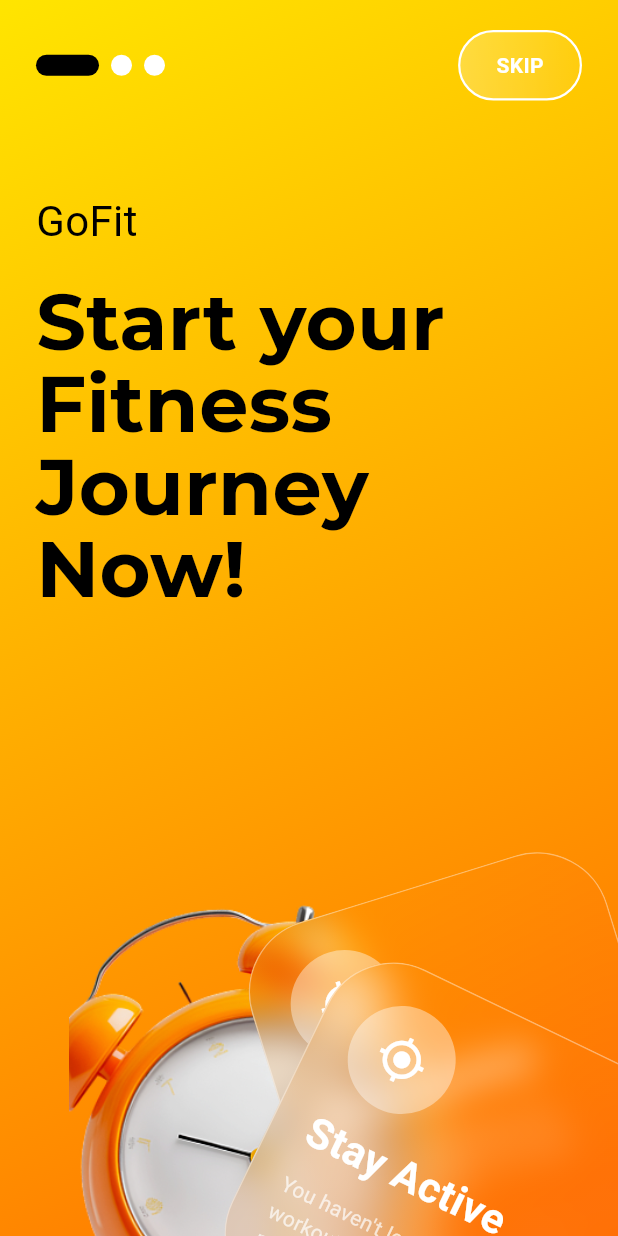
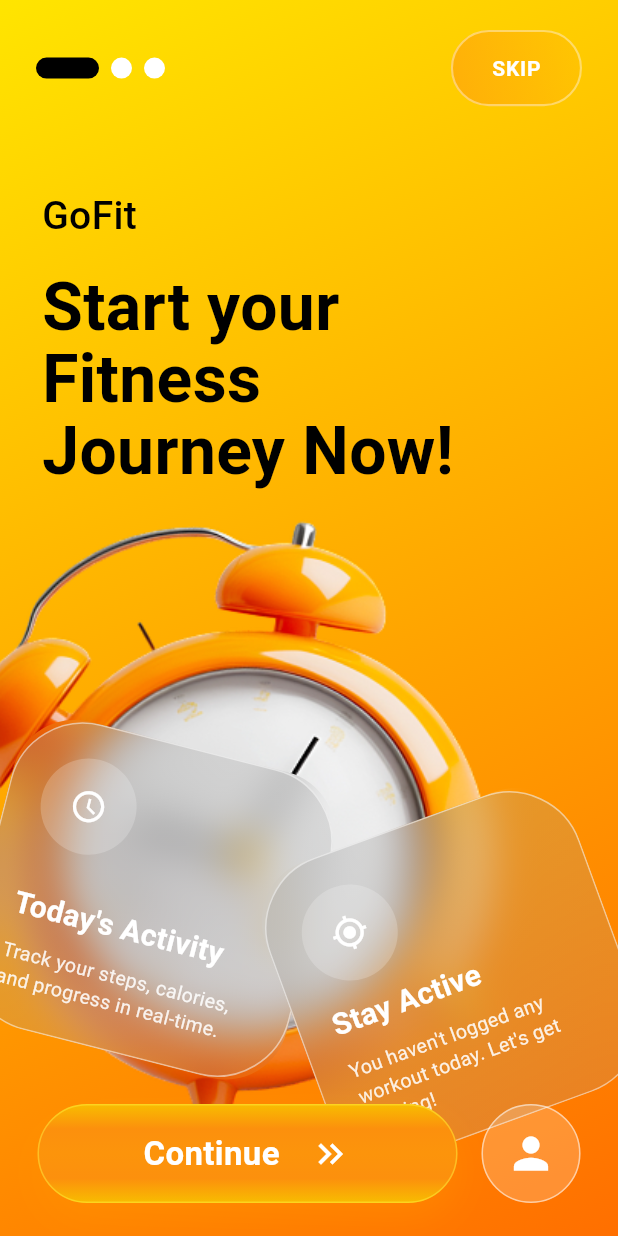
Before and after one commit to yush08/fitness-tracker-app, a Flutter app: the screen it shows after launch, on a phone screen of 412 x 824 dp. Run offline on Flutter 3.47's test engine with Material 3 defaults, Android fonts, the phone set to English and light mode, and no system bars; our stand-ins replace google_fonts.

Commit message:
Complete first onboarding screen UI

```diff
--- a/lib/features/onboarding/screens/onboarding_screen.dart
+++ b/lib/features/onboarding/screens/onboarding_screen.dart
@@ -1,9 +1,8 @@
+import 'dart:ui';
+
 import 'package:flutter/material.dart';
 
 import '../../../core/theme/app_gradients.dart';
-import 'package:google_fonts/google_fonts.dart';
-import '../../../shared/widgets/glass_card.dart';
-import 'dart:ui';
 
 class OnboardingScreen extends StatelessWidget {
   const OnboardingScreen({super.key});
@@ -20,13 +19,16 @@ class OnboardingScreen extends StatelessWidget {
         child: SafeArea(
           child: Column(
             children: [
+
               const SizedBox(height: 20),
 
-              // Top Indicators
+              // TOP SECTION
               Padding(
                 padding: const EdgeInsets.symmetric(horizontal: 24),
                 child: Row(
                   children: [
+
+                    // INDICATOR
                     Container(
                       width: 42,
                       height: 14,
@@ -60,30 +62,32 @@ class OnboardingScreen extends StatelessWidget {
 
                     const Spacer(),
 
-                    // Skip Button
+                    // SKIP BUTTON
                     Container(
                       padding: const EdgeInsets.symmetric(
-                        horizontal: 24,
-                        vertical: 12,
+                        horizontal: 26,
+                        vertical: 14,
                       ),
                       decoration: BoxDecoration(
+                        borderRadius: BorderRadius.circular(40),
                         border: Border.all(
-                          color: Colors.white,
-                          width: 1.5,
+                          color: Colors.white.withOpacity(0.4),
+                          width: 1.4,
                         ),
-                        borderRadius: BorderRadius.circular(40),
                         gradient: LinearGradient(
                           colors: [
-                            Colors.white.withOpacity(0.25),
-                            Colors.white.withOpacity(0.05),
+                            Colors.deepOrange.withOpacity(0.25),
+                            Colors.deepOrange.withOpacity(0.05),
                           ],
                         ),
                       ),
+
                       child: const Text(
-                        'SKIP',
+                        "SKIP",
                         style: TextStyle(
                           color: Colors.white,
                           fontWeight: FontWeight.bold,
+                          letterSpacing: 0.5,
                         ),
                       ),
                     ),
@@ -91,215 +95,178 @@ class OnboardingScreen extends StatelessWidget {
                 ),
               ),
 
-              const SizedBox(height: 60),
+              const SizedBox(height: 55),
 
+              // GOFIT TEXT
               const Padding(
-                padding: EdgeInsets.symmetric(horizontal: 24),
+                padding: EdgeInsets.symmetric(horizontal: 28),
                 child: Align(
                   alignment: Alignment.centerLeft,
                   child: Text(
-                    'GoFit',
+                    "GoFit",
                     style: TextStyle(
-                      fontSize: 28,
+                      fontSize: 26,
+                      fontWeight: FontWeight.w500,
                       color: Colors.black,
                     ),
                   ),
                 ),
               ),
 
-              const SizedBox(height: 20),
+              const SizedBox(height: 18),
 
+              // HEADING
               const Padding(
-                padding: EdgeInsets.symmetric(horizontal: 24),
+                padding: EdgeInsets.symmetric(horizontal: 28),
                 child: Align(
                   alignment: Alignment.centerLeft,
                   child: Text(
-                    'Start your\nFitness\nJourney Now!',
+                    "Start your\nFitness\nJourney Now!",
                     style: TextStyle(
-                      fontSize: 52,
-                      fontWeight: FontWeight.bold,
-                      fontFamily: 'montserrat',
-                      height: 1.05,
+                      fontSize: 44,
+                      height: 1.10,
+                      fontWeight: FontWeight.w600,
                       color: Colors.black,
                     ),
                   ),
                 ),
               ),
-              const SizedBox(height: 40),
 
+              // STACK AREA
               Expanded(
                 child: Stack(
+                  clipBehavior: Clip.none,
                   alignment: Alignment.center,
                   children: [
 
-                    // Clock Image
+                    // CLOCK IMAGE
                     Positioned(
-                      top: 40,
+                      top: -130,
                       child: Image.asset(
                         'assets/images/clock.png',
-                        width: 320,
+                        width: 420,
+                        fit: BoxFit.contain,
                       ),
                     ),
 
-                    // Left Glass Card
+                    // LEFT GLASS CARD
                     Positioned(
-                      right: -20,
-                      top: 140,
+                      left: -10,
+                      top: 170,
                       child: Transform.rotate(
-                        angle: -0.3,
-                        child: ClipRRect(
-                          borderRadius: BorderRadius.circular(49),
-                          child: BackdropFilter(
-                            filter: ImageFilter.blur(
-                              sigmaX: 12,
-                              sigmaY: 12,
+                        angle: 0.25,
+                        child: _glassCard(
+
+                          title: "Today's Activity",
+                          subtitle:
+                          "Track your steps, calories,\nand progress in real-time.",
+                          icon: Icons.watch_later_outlined,
                         ),
-                            child: Container(
-                              width: 248,
-                              height: 244,
-                              padding: const EdgeInsets.all(24),
-                              decoration: BoxDecoration(
-                                color: Colors.white.withOpacity(0.40),
-                                borderRadius: BorderRadius.circular(49),
-                                border: Border.all(
-                                  color: Colors.white.withOpacity(0.40),
-                                  width: 1,
-                                ),
-                                gradient: LinearGradient(
-                                  begin: Alignment.topLeft,
-                                  end: Alignment.bottomRight,
-                                  colors: [
-                                    Colors.orange.withOpacity(0.40),
-                                    Colors.deepOrange.withOpacity(0.40),
-                                  ],
                       ),
                     ),
 
-                              child: Column(
-                                crossAxisAlignment: CrossAxisAlignment.start,
-                                children: [
-
-                                  Container(
-                                    width: 72,
-                                    height: 72,
-                                    decoration: BoxDecoration(
-                                      color: Colors.white.withOpacity(0.40),
-                                      shape: BoxShape.circle,
+                    // RIGHT GLASS CARD
+                    Positioned(
+                      right: 00,
+                      top: 220,
+                      child: Transform.rotate(
+                        angle: -0.35,
+                        child: _glassCard(
+                          title: "Stay Active",
+                          subtitle:
+                          "You haven't logged any\nworkout today. Let's get\nmoving!",
+                          icon: Icons.gps_fixed,
                         ),
-                                    child: const Icon(
-                                      Icons.gps_fixed,
-                                      size: 34,
-                                      color: Colors.white,
-                                    ),
-                                  ),
-
-                                  const Spacer(),
-
-                                  const Text(
-                                    'Stay Active',
-                                    style: TextStyle(
-                                      fontSize: 28,
-                                      fontWeight: FontWeight.bold,
-                                      color: Colors.white,
-                                    ),
-                                  ),
-
-                                  const SizedBox(height: 10),
-
-                                  const Text(
-                                    "You haven't logged any\nworkout today. Let's get\nmoving!",
-                                    style: TextStyle(
-                                      fontSize: 14,
-                                      height: 1.4,
-                                      color: Colors.white70,
                       ),
                     ),
                   ],
                 ),
               ),
+
+              // BOTTOM BUTTONS
+              Padding(
+                padding: const EdgeInsets.symmetric(
+                  horizontal: 25,
+                  vertical: 22,
                 ),
+                child: Row(
+                  children: [
+
+                    // CONTINUE BUTTON
+                    Expanded(
+                      child: Container(
+                        height: 66,
+
+                        decoration: BoxDecoration(
+                          borderRadius: BorderRadius.circular(40),
+                          border: Border.all(
+                            color: Colors.yellow.withOpacity(0.5),
+                            width: 1,
                           ),
+                          gradient: const LinearGradient(
+                            begin: Alignment.topCenter,
+                            end: Alignment.bottomCenter,
+                            colors: [
+                              Color(0xFFF8BD00),
+                              Color(0xFFFC900D),
+                              Color(0xFFFC940B),
+                              Color(0xFFFC900D),
+                              Color(0xFFF8BD00),
+                            ],
+                          ),
+                          boxShadow: [
+                            BoxShadow(
+                              color: Colors.orange.withOpacity(0.35),
+                              blurRadius: 20,
+                              offset: const Offset(0, 10),
+                            ),
+                          ],
+                        ),
+
+                        child: Row(
+                          mainAxisAlignment: MainAxisAlignment.center,
+                          children: const [
+
+                            Text(
+                              "Continue",
+                              style: TextStyle(
+                                color: Colors.white,
+                                fontSize: 22,
+                                fontWeight: FontWeight.bold,
                               ),
                             ),
 
-                    // Right Card
-                    Positioned(
-                      right: -10,
-                      top: 220,
-                      child: Transform.rotate(
-                        angle: 0.45,
-                        child: ClipRRect(
-                          borderRadius: BorderRadius.circular(49),
-                          child: BackdropFilter(
-                            filter: ImageFilter.blur(
-                              sigmaX: 12,
-                              sigmaY: 12,
-                            ),
-                            child: Container(
-                              width: 248,
-                              height: 244,
-                              padding: const EdgeInsets.all(24),
-                              decoration: BoxDecoration(
-                                color: Colors.white.withOpacity(0.40),
-                                borderRadius: BorderRadius.circular(49),
-                                border: Border.all(
-                                  color: Colors.white.withOpacity(0.40),
-                                  width: 1,
-                                ),
-                                gradient: LinearGradient(
-                                  begin: Alignment.topLeft,
-                                  end: Alignment.bottomRight,
-                                  colors: [
-                                    Colors.orange.withOpacity(0.40),
-                                    Colors.deepOrange.withOpacity(0.40),
-                                  ],
-                                ),
-                              ),
+                            SizedBox(width: 20),
 
-                              child: Column(
-                                crossAxisAlignment: CrossAxisAlignment.start,
-                                children: [
+                            Icon(
+                              Icons.keyboard_double_arrow_right,
 
-                                  Container(
-                                    width: 72,
-                                    height: 72,
-                                    decoration: BoxDecoration(
-                                      color: Colors.white.withOpacity(0.40),
-                                      shape: BoxShape.circle,
-                                    ),
-                                    child: const Icon(
-                                      Icons.gps_fixed,
-                                      size: 34,
                               color: Colors.white,
-                                    ),
-                                  ),
-
-                                  const Spacer(),
-
-                                  const Text(
-                                    'Stay Active',
-                                    style: TextStyle(
-                                      fontSize: 28,
-                                      fontWeight: FontWeight.bold,
-                                      color: Colors.white,
-                                    ),
-                                  ),
-
-                                  const SizedBox(height: 10),
-
-                                  const Text(
-                                    "You haven't logged any\nworkout today. Let's get\nmoving!",
-                                    style: TextStyle(
-                                      fontSize: 14,
-                                      height: 1.4,
-                                      color: Colors.white70,
-                                    ),
+                              size: 28,
                             ),
                           ],
                         ),
                       ),
                     ),
+
+                    const SizedBox(width: 16),
+
+                    // PROFILE BUTTON
+                    Container(
+                      width: 66,
+                      height: 66,
+                      decoration: BoxDecoration(
+                        shape: BoxShape.circle,
+                        border: Border.all(
+                          color: Colors.white.withOpacity(0.55),
                         ),
+                        color: Colors.white.withOpacity(0.20),
+                      ),
+
+                      child: const Icon(
+                        Icons.person,
+                        color: Colors.white,
+                        size: 34,
                       ),
                     ),
                   ],
@@ -312,3 +279,90 @@ class OnboardingScreen extends StatelessWidget {
     );
   }
 }
+
+// GLASS CARD WIDGET
+Widget _glassCard({
+  required String title,
+  required String subtitle,
+  required IconData icon,
+
+}) {
+  return ClipRRect(
+    borderRadius: BorderRadius.circular(42),
+    child: BackdropFilter(
+      filter: ImageFilter.blur(
+        sigmaX: 14,
+        sigmaY: 14,
+      ),
+      child: Container(
+        width: 220,
+        height: 210,
+        padding: const EdgeInsets.all(22),
+
+        decoration: BoxDecoration(
+          borderRadius: BorderRadius.circular(50),
+
+          border: Border.all(
+            color: Colors.white.withOpacity(0.50),
+            width: 1,
+          ),
+
+          gradient: LinearGradient(
+            begin: Alignment.topLeft,
+            end: Alignment.bottomRight,
+            colors: [
+              Colors.grey.withOpacity(0.30),
+              Colors.grey.withOpacity(0.20),
+            ],
+          ),
+        ),
+
+        child: Column(
+          crossAxisAlignment: CrossAxisAlignment.start,
+          children: [
+
+            // ICON
+            Container(
+              width: 64,
+              height: 64,
+              decoration: BoxDecoration(
+                shape: BoxShape.circle,
+                color: Colors.white.withOpacity(0.20),
+              ),
+
+              child: Icon(
+                icon,
+                color: Colors.white,
+                size: 25,
+              ),
+            ),
+
+            const Spacer(),
+
+            // TITLE
+            Text(
+              title,
+              style: const TextStyle(
+                fontSize: 20,
+                fontWeight: FontWeight.bold,
+                color: Colors.white,
+              ),
+            ),
+
+            const SizedBox(height: 8),
+
+            // SUBTITLE
+            Text(
+              subtitle,
+              style: TextStyle(
+                fontSize: 13,
+                height: 1.4,
+                color: Colors.white.withOpacity(0.88),
+              ),
+            ),
+          ],
+        ),
+      ),
+    ),
+  );
+}
```
Lines whose indentation alone changed are shown as unchanged.
